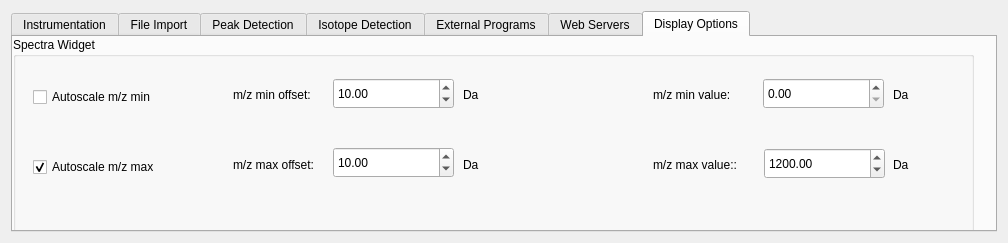
Old version of the form src/maven/forms/settingsform.ui in the repository eugenemel/maven.
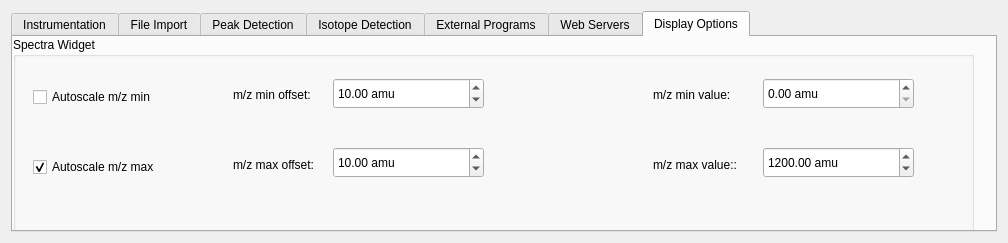
New version of the form. The open tabs and pages were chosen to show the change. Icons and pictures are not drawn.

Commit message: Issue 26: Updated UI form to include suffixes in QDoubleSpinBoxes.

```diff
--- a/src/maven/forms/settingsform.ui
+++ b/src/maven/forms/settingsform.ui
@@ -794,67 +794,18 @@
          <string>m/z max offset:</string>
         </property>
        </widget>
-       <widget class="QLabel" name="lblDa1">
-        <property name="geometry">
-         <rect>
-          <x>450</x>
-          <y>50</y>
-          <width>21</width>
-          <height>16</height>
-         </rect>
-        </property>
-        <property name="text">
-         <string>Da</string>
-        </property>
-       </widget>
-       <widget class="QLabel" name="lblDa3">
-        <property name="geometry">
-         <rect>
-          <x>450</x>
-          <y>120</y>
-          <width>21</width>
-          <height>16</height>
-         </rect>
-        </property>
-        <property name="text">
-         <string>Da</string>
-        </property>
-       </widget>
-       <widget class="QLabel" name="lblDa2">
-        <property name="geometry">
-         <rect>
-          <x>880</x>
-          <y>50</y>
-          <width>21</width>
-          <height>16</height>
-         </rect>
-        </property>
-        <property name="text">
-         <string>Da</string>
-        </property>
-       </widget>
-       <widget class="QLabel" name="lblDa4">
-        <property name="geometry">
-         <rect>
-          <x>880</x>
-          <y>120</y>
-          <width>21</width>
-          <height>16</height>
-         </rect>
-        </property>
-        <property name="text">
-         <string>Da</string>
-        </property>
-       </widget>
        <widget class="QDoubleSpinBox" name="spnMzMinOffset">
         <property name="geometry">
          <rect>
           <x>320</x>
           <y>41</y>
-          <width>121</width>
+          <width>151</width>
           <height>31</height>
          </rect>
         </property>
+        <property name="suffix">
+         <string> amu</string>
+        </property>
         <property name="maximum">
          <double>9999999.000000000000000</double>
         </property>
@@ -870,10 +821,13 @@
          <rect>
           <x>750</x>
           <y>41</y>
-          <width>121</width>
+          <width>151</width>
           <height>31</height>
          </rect>
         </property>
+        <property name="suffix">
+         <string> amu</string>
+        </property>
         <property name="maximum">
          <double>9999999.000000000000000</double>
         </property>
@@ -886,10 +840,13 @@
          <rect>
           <x>320</x>
           <y>110</y>
-          <width>121</width>
+          <width>151</width>
           <height>31</height>
          </rect>
         </property>
+        <property name="suffix">
+         <string> amu</string>
+        </property>
         <property name="maximum">
          <double>999999.000000000000000</double>
         </property>
@@ -903,12 +860,15 @@
        <widget class="QDoubleSpinBox" name="spnMzMaxVal">
         <property name="geometry">
          <rect>
-          <x>751</x>
-          <y>111</y>
-          <width>121</width>
+          <x>750</x>
+          <y>110</y>
+          <width>151</width>
           <height>31</height>
          </rect>
         </property>
+        <property name="suffix">
+         <string> amu</string>
+        </property>
         <property name="maximum">
          <double>9999999.000000000000000</double>
         </property>
```
